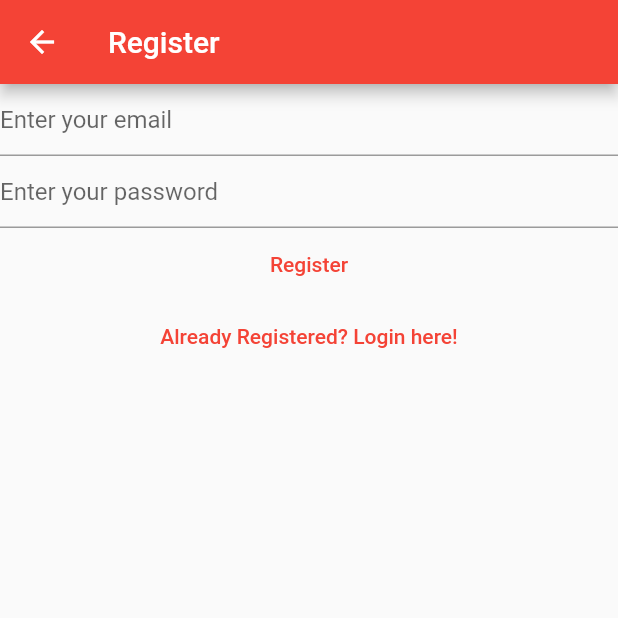
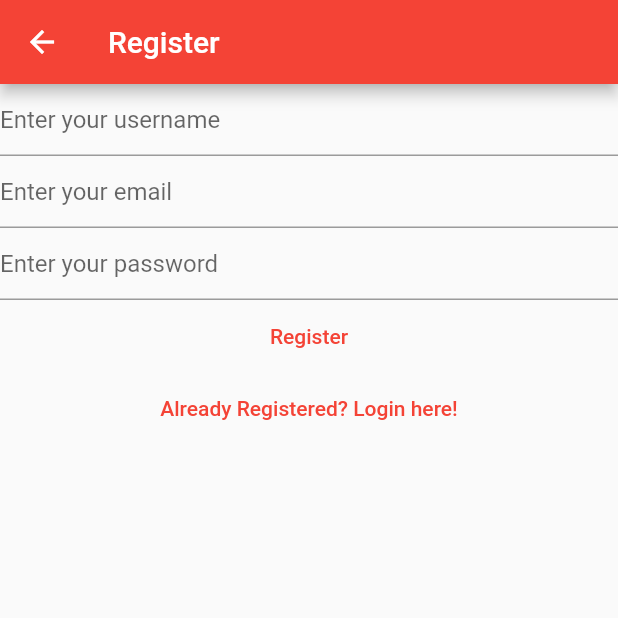
Before and after one commit to mohamedBalkhi/my-notes-mbalkhi, a Flutter app: the RegisterView screen opened by its route, after a tap on "Register", on a phone screen of 412 x 824 dp, the top half of it. Run offline on Flutter 3.47's test engine with Material 2 defaults, Android fonts, the phone set to English and light mode, and no system bars; our stand-ins replace firebase_auth, firebase_core; accounts and stored records are empty; network calls fail.

Commit message:
30 March

```diff
--- a/lib/main.dart
+++ b/lib/main.dart
@@ -74,7 +74,7 @@ class _NotesViewState extends State<NotesView> {
   @override
   late final String userEmail;
   Widget build(BuildContext context) {
-    userEmail = FirebaseAuth.instance.currentUser?.email ?? "Unknown";
+    userEmail = FirebaseAuth.instance.currentUser?.displayName ?? "Unknown";
     return Scaffold(
       appBar: AppBar(
         title: const Text('Main UI'),
--- a/lib/views/register_view.dart
+++ b/lib/views/register_view.dart
@@ -1,5 +1,4 @@
 import 'dart:developer';
-
 import 'package:firebase_auth/firebase_auth.dart';
 import 'package:flutter/material.dart';
 
@@ -13,11 +12,12 @@ class RegisterView extends StatefulWidget {
 class _RegisterViewState extends State<RegisterView> {
   late final TextEditingController _email;
   late final TextEditingController _password;
-
+  late final TextEditingController _userName;
   @override
   void initState() {
     _email = TextEditingController();
     _password = TextEditingController();
+    _userName = TextEditingController();
     super.initState();
   }
 
@@ -25,6 +25,7 @@ class _RegisterViewState extends State<RegisterView> {
   void dispose() {
     _email.dispose();
     _password.dispose();
+    _userName.dispose();
     super.dispose();
   }
 
@@ -34,6 +35,14 @@ class _RegisterViewState extends State<RegisterView> {
       appBar: AppBar(title: const Text('Register')),
       body: Column(
         children: [
+          TextField(
+            controller: _userName,
+            enableSuggestions: false,
+            autocorrect: false,
+            decoration: const InputDecoration(
+              hintText: 'Enter your username',
+            ),
+          ),
           TextField(
             controller: _email,
             enableSuggestions: false,
@@ -64,6 +73,8 @@ class _RegisterViewState extends State<RegisterView> {
                 );
                 await FirebaseAuth.instance.signInWithEmailAndPassword(
                     email: email, password: password);
+                final user = FirebaseAuth.instance.currentUser;
+                user?.updateDisplayName(_userName.text);
                 navigator.pushNamedAndRemoveUntil('/verify/', (route) => false);
               } on FirebaseAuthException catch (e) {
                 if (e.code == 'weak-password') {
```
